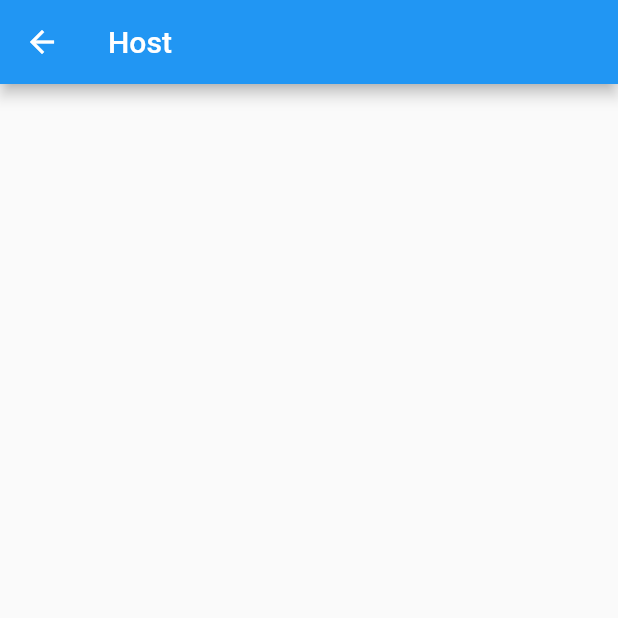
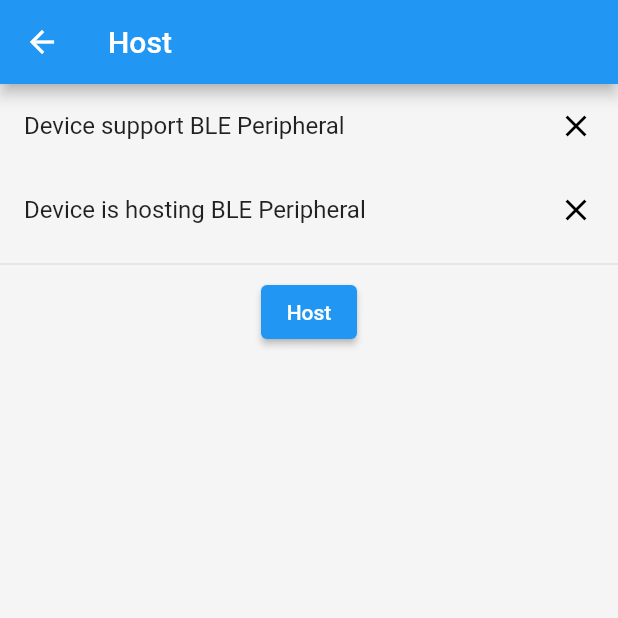
Before and after one commit to kaiquegazola/poc_bluetooth, a Flutter app: the HostPage screen opened directly, on a phone screen of 412 x 824 dp, the top half of it. Run offline on Flutter 3.47's test engine with Material 2 defaults, Android fonts, the phone set to English and light mode, and no system bars; our stand-ins replace avatar_glow, flutter_blue; missing offline and left inert: flutter_ble_peripheral; statements that could not run were skipped.

Commit message:
add peripheral host

```diff
--- a/lib/host/host_page.dart
+++ b/lib/host/host_page.dart
@@ -1,7 +1,33 @@
 import 'package:flutter/material.dart';
+import 'package:flutter_ble_peripheral/flutter_ble_peripheral.dart';
 
-class HostPage extends StatelessWidget {
+class HostPage extends StatefulWidget {
   const HostPage({Key? key}) : super(key: key);
+
+  @override
+  State<HostPage> createState() => _HostPageState();
+}
+
+class _HostPageState extends State<HostPage> {
+  final FlutterBlePeripheral blePeripheral = FlutterBlePeripheral();
+  bool isSupported = false;
+  bool isHosting = false;
+
+  @override
+  void initState() {
+    blePeripheral.isSupported().then((bool value) {
+      setState(() {
+        isSupported = value;
+      });
+    });
+    blePeripheral.isAdvertising().then((bool value) => isHosting = value);
+    blePeripheral.getAdvertisingStateChange().listen((bool event) {
+      setState(() {
+        isHosting = event;
+      });
+    });
+    super.initState();
+  }
 
   @override
   Widget build(BuildContext context) {
@@ -9,6 +35,60 @@ class HostPage extends StatelessWidget {
       appBar: AppBar(
         title: const Text('Host'),
       ),
+      body: SafeArea(
+        child: Container(
+          color: Colors.grey[100],
+          child: Column(
+            children: <Widget>[
+              ListTile(
+                title: const Text('Device support BLE Peripheral'),
+                trailing: Icon(
+                  isSupported ? Icons.check : Icons.close,
+                  color: isSupported ? Colors.green : Colors.black,
+                ),
+              ),
+              ListTile(
+                title: const Text('Device is hosting BLE Peripheral'),
+                trailing: Icon(
+                  isHosting ? Icons.check : Icons.close,
+                  color: isHosting ? Colors.green : Colors.black,
+                ),
+              ),
+              const Divider(),
+              Row(
+                mainAxisAlignment: MainAxisAlignment.spaceAround,
+                children: <Widget>[
+                  if (!isHosting)
+                    ElevatedButton(
+                      onPressed: () {
+                        final AdvertiseData data = AdvertiseData();
+                        data.connectable = true;
+                        data.includeDeviceName = false;
+                        data.manufacturerId = 1234;
+                        data.timeout = 1000;
+                        data.manufacturerData = <int>[1, 2, 3, 4, 5, 6];
+                        data.txPowerLevel =
+                            AdvertisePower.ADVERTISE_TX_POWER_ULTRA_LOW;
+                        data.advertiseMode =
+                            AdvertiseMode.ADVERTISE_MODE_LOW_LATENCY;
+                        data.uuid = '6f67019a-928f-4c0c-9bb8-08beaecf7221';
+                        blePeripheral.start(data);
+                      },
+                      child: const Text('Host'),
+                    ),
+                  if (isHosting)
+                    ElevatedButton(
+                      onPressed: () {
+                        blePeripheral.stop();
+                      },
+                      child: const Text('Stop hosting'),
+                    ),
+                ],
+              )
+            ],
+          ),
+        ),
+      ),
     );
   }
 }
--- a/lib/main.dart
+++ b/lib/main.dart
@@ -1,6 +1,7 @@
 import 'package:flutter/material.dart';
-import 'package:poc_bluetooth/connect/connect_page.dart';
-import 'package:poc_bluetooth/host/host_page.dart';
+
+import 'connect/connect_page.dart';
+import 'host/host_page.dart';
 
 void main() {
   runApp(const MyApp());
```
Also changed, not shown: lib/connect/connect_page.dart (+41 -7 lines), 2 other files.
